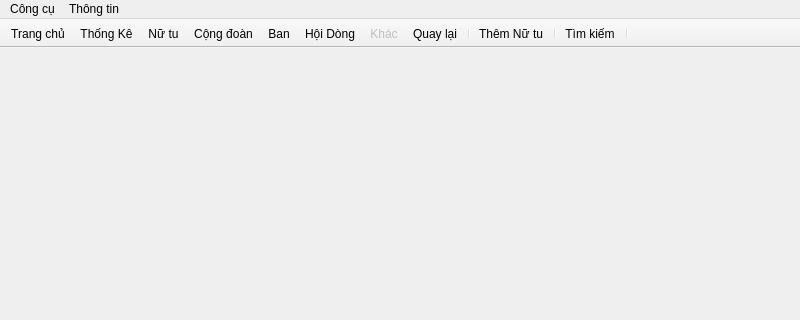
Old version of the form app/mainwindow.ui in the repository emtrai/hrm_monastery; both pictures show x 0 to 800 and y 0 to 320 of the 800 by 600 pixel window.
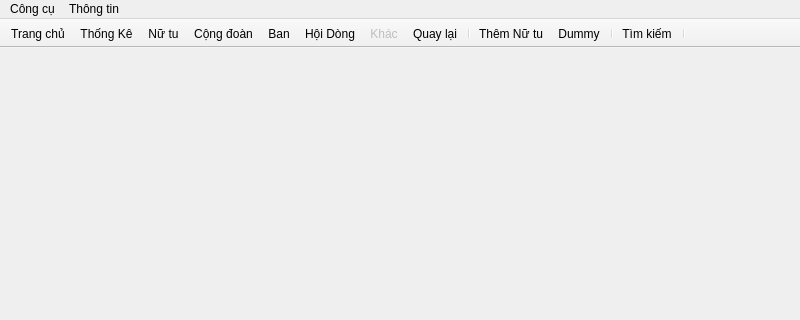
New version of the form. Icons and pictures are not drawn.

```diff
--- a/app/mainwindow.ui
+++ b/app/mainwindow.ui
@@ -84,6 +84,7 @@
    <addaction name="actionBack"/>
    <addaction name="separator"/>
    <addaction name="action_New"/>
+   <addaction name="actionDummyAdd"/>
    <addaction name="separator"/>
    <addaction name="actionSearch"/>
    <addaction name="separator"/>
@@ -346,6 +347,14 @@
     <string>Quay lại</string>
    </property>
   </action>
+  <action name="actionDummyAdd">
+   <property name="text">
+    <string>Dummy</string>
+   </property>
+   <property name="visible">
+    <bool>false</bool>
+   </property>
+  </action>
  </widget>
  <resources>
   <include location="icon.qrc"/>
```
Left out of the diff: 6 changed lines with no effect on the pictures.
